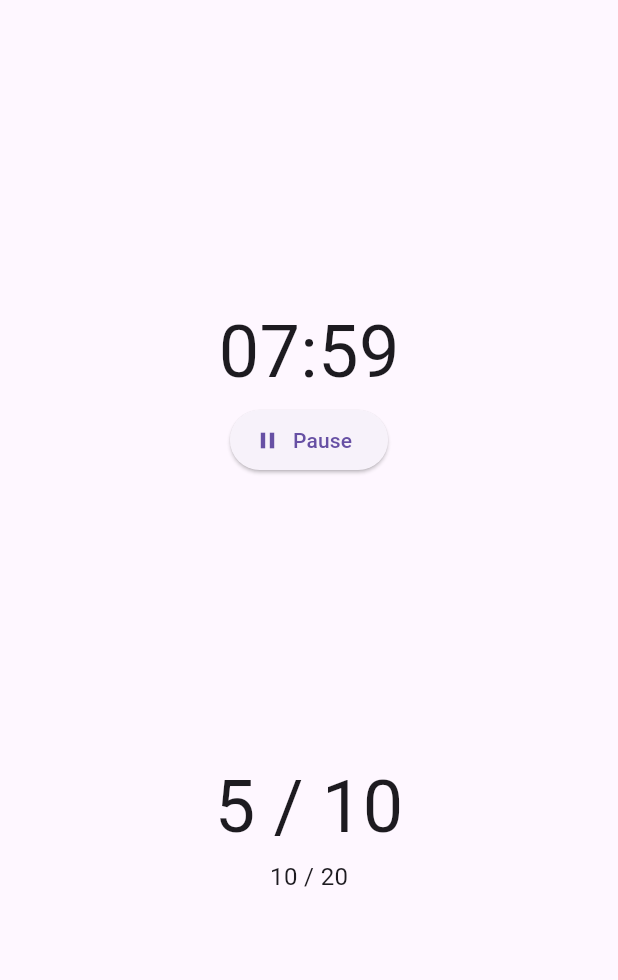
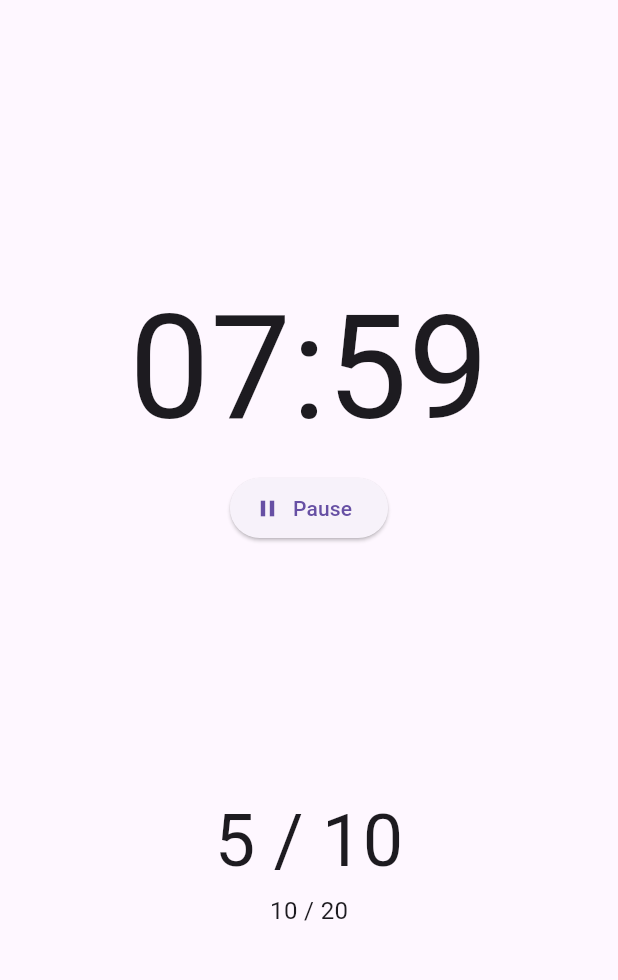
Before and after one commit to nglhrdt/poker_time, a Flutter app: the screen it shows after launch, after a tap on "Start", on a phone screen of 412 x 824 dp, the part 63-1043 px from its top. Run offline on Flutter 3.47's test engine with Material 3 defaults, Android fonts, the light colour scheme and no system bars; generated files the repository leaves out were written again.

Commit message:
Refactor poker timer functionality to use ChangeNotifier for state management

```diff
--- a/lib/main.dart
+++ b/lib/main.dart
@@ -1,20 +1,20 @@
 import 'package:flutter/material.dart';
+import 'package:provider/provider.dart';
 
 import 'src/app.dart';
+import 'src/poker_time/timer_info.dart';
 import 'src/settings/settings_controller.dart';
 import 'src/settings/settings_service.dart';
 
 void main() async {
-  // Set up the SettingsController, which will glue user settings to multiple
-  // Flutter Widgets.
   final settingsController = SettingsController(SettingsService());
 
-  // Load the user's preferred theme while the splash screen is displayed.
-  // This prevents a sudden theme change when the app is first displayed.
   await settingsController.loadSettings();
 
-  // Run the app and pass in the SettingsController. The app listens to the
-  // SettingsController for changes, then passes it further down to the
-  // SettingsView.
-  runApp(MyApp(settingsController: settingsController));
+  runApp(
+    ChangeNotifierProvider(
+      create: (context) => TimerInfo(),
+      child: MyApp(settingsController: settingsController),
+    ),
+  );
 }
--- a/lib/src/poker_time/blinds.dart
+++ b/lib/src/poker_time/blinds.dart
@@ -1,4 +1,6 @@
 import 'package:flutter/material.dart';
+import 'package:poker_time/src/poker_time/timer_info.dart';
+import 'package:provider/provider.dart';
 
 import 'blind_values.dart';
 
@@ -17,10 +19,7 @@ class Blinds extends StatelessWidget {
 
   Blinds({
     super.key,
-    required int round,
-  }) : _round = round;
-
-  final int _round;
+  });
 
   String getText(blinds, round) {
     if (round >= 0 && round < blinds.length) {
@@ -32,14 +31,16 @@ class Blinds extends StatelessWidget {
 
   @override
   Widget build(BuildContext context) {
+    final timerInfo = Provider.of<TimerInfo>(context);
+
     return Column(
       children: [
         Text(
-          getText(_blinds, _round),
+          getText(_blinds, timerInfo.round),
           style: const TextStyle(fontSize: 48),
         ),
         Text(
-          getText(_blinds, _round + 1),
+          getText(_blinds, timerInfo.round + 1),
           style: const TextStyle(fontSize: 16),
         )
       ],
--- a/lib/src/poker_time/poker_time_view.dart
+++ b/lib/src/poker_time/poker_time_view.dart
@@ -1,72 +1,22 @@
 import 'dart:async';
 
 import 'package:flutter/material.dart';
+import 'package:provider/provider.dart';
 
 import '../widgets/settings_button.dart';
 import 'blinds.dart';
+import 'timer_info.dart';
 import 'timer_text.dart';
 
-class PokerTimeView extends StatefulWidget {
+class PokerTimeView extends StatelessWidget {
   const PokerTimeView({super.key});
 
   static const routeName = '/';
 
   @override
-  State<PokerTimeView> createState() => _PokerTimeViewState();
-}
+  Widget build(BuildContext context) {
+    final timerInfo = Provider.of<TimerInfo>(context);
 
-class _PokerTimeViewState extends State<PokerTimeView> {
-  static const roundDuration = 480;
-
-  var _round = 0;
-  var _timerCount = roundDuration;
-  var _isRunning = false;
-  var _isGameOver = false;
-  late Timer _timer;
-
-  final _maxRounds = 9;
-
-  toggleTimer() {
-    if (_isRunning) {
-      _timer.cancel();
-      setState(() {
-        _isRunning = false;
-      });
-    } else {
-      setState(() {
-        _isRunning = true;
-      });
-      _timer = Timer.periodic(const Duration(seconds: 1), (timer) {
-        setState(() {
-          if (_timerCount > 0) {
-            _timerCount--;
-          } else {
-            _isRunning = false;
-            if (_round < _maxRounds - 1) {
-              _round++;
-              _timerCount = roundDuration;
-            } else {
-              _isGameOver = true;
-              _timer.cancel();
-            }
-          }
-        });
-      });
-    }
-  }
-
-  resetGame() {
-    _timer.cancel();
-    setState(() {
-      _round = 0;
-      _timerCount = roundDuration;
-      _isRunning = false;
-      _isGameOver = false;
-    });
-  }
-
-  @override
-  Widget build(BuildContext context) {
     return Scaffold(
       appBar: AppBar(
         title: const Text('Poker Time'),
@@ -76,7 +26,7 @@ class _PokerTimeViewState extends State<PokerTimeView> {
       ),
       body: OrientationBuilder(
         builder: (context, orientation) {
-          if (_isGameOver) {
+          if (timerInfo.isGameOver) {
             return Center(
               child: Column(
                 mainAxisAlignment: MainAxisAlignment.center,
@@ -86,7 +36,9 @@ class _PokerTimeViewState extends State<PokerTimeView> {
                     style: TextStyle(fontSize: 48),
                   ),
                   ElevatedButton.icon(
-                    onPressed: resetGame,
+                    onPressed: () {
+                      timerInfo.resetTimer();
+                    },
                     icon: const Icon(Icons.replay),
                     label: const Text('Play again'),
                   ),
@@ -99,14 +51,10 @@ class _PokerTimeViewState extends State<PokerTimeView> {
                   mainAxisAlignment: MainAxisAlignment.spaceEvenly,
                   children: [
                     Center(
-                      child: TimerText(
-                        remainingSeconds: _timerCount,
-                        isRunning: _isRunning,
-                        onPressed: toggleTimer,
-                      ),
+                      child: TimerText(),
                     ),
                     Center(
-                      child: Blinds(round: _round),
+                      child: Blinds(),
                     ),
                   ],
                 )
@@ -114,14 +62,10 @@ class _PokerTimeViewState extends State<PokerTimeView> {
                   mainAxisAlignment: MainAxisAlignment.spaceEvenly,
                   children: [
                     Center(
-                      child: TimerText(
-                        remainingSeconds: _timerCount,
-                        isRunning: _isRunning,
-                        onPressed: toggleTimer,
-                      ),
+                      child: TimerText(),
                     ),
                     Center(
-                      child: Blinds(round: _round),
+                      child: Blinds(),
                     )
                   ],
                 );
--- /dev/null
+++ b/lib/src/poker_time/timer_info.dart
@@ -0,0 +1,55 @@
+import 'dart:async';
+
+import 'package:flutter/material.dart';
+
+class TimerInfo with ChangeNotifier {
+  final int _maxRounds = 9;
+
+  int _remainingTime = 480;
+  int _round = 0;
+  bool _isRunning = false;
+  bool _isGameOver = false;
+  Timer _timer = Timer(Duration.zero, () {});
+
+  int get remainingTime => _remainingTime;
+  int get round => _round;
+  bool get isRunning => _isRunning;
+  bool get isGameOver => _isGameOver;
+
+  void startTimer() {
+    _isRunning = true;
+    notifyListeners();
+
+    _timer = Timer.periodic(Duration(seconds: 1), (timer) {
+      if (_remainingTime > 0) {
+        _remainingTime--;
+      } else {
+        if (_round == _maxRounds - 1) {
+          _isGameOver = true;
+          _isRunning = false;
+          timer.cancel();
+          notifyListeners();
+          return;
+        }
+        _round++;
+        _remainingTime = 480;
+      }
+      notifyListeners();
+    });
+  }
+
+  void stopTimer() {
+    _timer.cancel();
+    _isRunning = false;
+    notifyListeners();
+  }
+
+  void resetTimer() {
+    _timer.cancel();
+    _remainingTime = 480;
+    _round = 0;
+    _isRunning = false;
+    _isGameOver = false;
+    notifyListeners();
+  }
+}
--- a/lib/src/poker_time/timer_text.dart
+++ b/lib/src/poker_time/timer_text.dart
@@ -1,29 +1,29 @@
 import 'package:flutter/material.dart';
+import 'package:provider/provider.dart';
+
+import 'timer_info.dart';
 
 class TimerText extends StatelessWidget {
-  const TimerText({
-    super.key,
-    required int remainingSeconds,
-    required bool isRunning,
-    required this.onPressed,
-  })  : _remaingSeconds = remainingSeconds,
-        _isRunning = isRunning;
-
-  final int _remaingSeconds;
-  final bool _isRunning;
-  final VoidCallback onPressed;
+  const TimerText({super.key});
 
   @override
   Widget build(BuildContext context) {
+    final timerInfo = Provider.of<TimerInfo>(context);
+
+    final remaingSeconds = timerInfo.remainingTime;
+    final isRunning = timerInfo.isRunning;
+
     return Column(children: [
       Text(
-        '${(_remaingSeconds / 60).floor().toString().padLeft(2, '0')}:${(_remaingSeconds % 60).toString().padLeft(2, '0')}',
-        style: const TextStyle(fontSize: 48),
+        '${(remaingSeconds / 60).floor().toString().padLeft(2, '0')}:${(remaingSeconds % 60).toString().padLeft(2, '0')}',
+        style: const TextStyle(fontSize: 96),
       ),
       ElevatedButton.icon(
-        onPressed: onPressed,
-        icon: Icon(_isRunning ? Icons.pause : Icons.play_arrow),
-        label: Text(_isRunning ? 'Pause' : 'Start'),
+        onPressed: () {
+          isRunning ? timerInfo.stopTimer() : timerInfo.startTimer();
+        },
+        icon: Icon(isRunning ? Icons.pause : Icons.play_arrow),
+        label: Text(isRunning ? 'Pause' : 'Start'),
       ),
     ]);
   }
--- a/pubspec.yaml
+++ b/pubspec.yaml
@@ -14,6 +14,7 @@ dependencies:
     sdk: flutter
   flutter_localizations:
     sdk: flutter
+  provider: ^6.1.2
 
 dev_dependencies:
   flutter_test:
```
Also changed, not shown: pubspec.lock.
